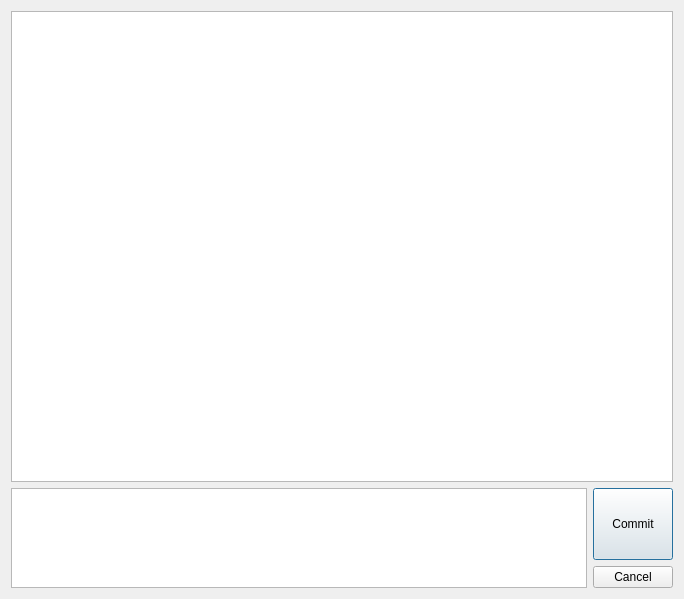
First picture: the form in src/Core/comments.ui, repository igormironchik/prototyper, before the edit.
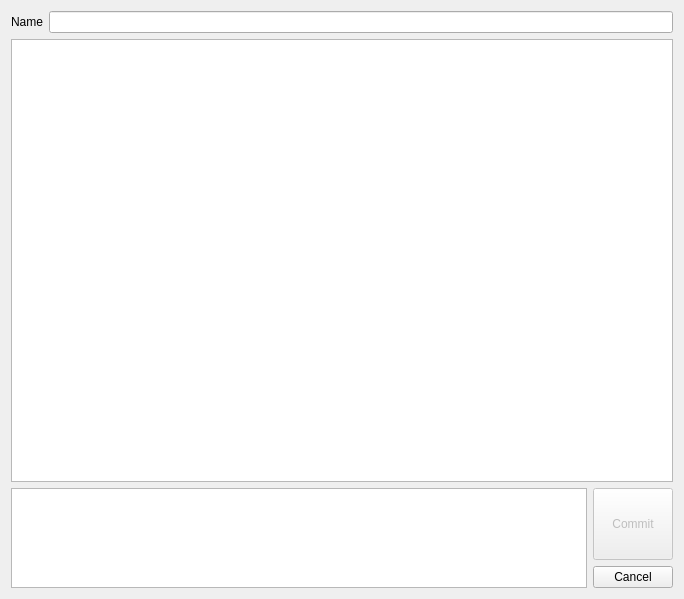
Second picture: the form after the edit.

Commit message: Add data about author to the comments.

```diff
--- a/src/Core/comments.ui
+++ b/src/Core/comments.ui
@@ -14,6 +14,20 @@
    <string>Comments</string>
   </property>
   <layout class="QVBoxLayout" name="verticalLayout_2">
+   <item>
+    <layout class="QHBoxLayout" name="horizontalLayout_2">
+     <item>
+      <widget class="QLabel" name="label">
+       <property name="text">
+        <string>Name</string>
+       </property>
+      </widget>
+     </item>
+     <item>
+      <widget class="QLineEdit" name="m_name"/>
+     </item>
+    </layout>
+   </item>
    <item>
     <widget class="QTreeView" name="m_view">
      <property name="contextMenuPolicy">
@@ -79,6 +93,9 @@
       <layout class="QVBoxLayout" name="verticalLayout">
        <item>
         <widget class="QPushButton" name="m_ok">
+         <property name="enabled">
+          <bool>false</bool>
+         </property>
          <property name="sizePolicy">
           <sizepolicy hsizetype="Minimum" vsizetype="Fixed">
            <horstretch>0</horstretch>
```
The commit also changes 11 other files.
